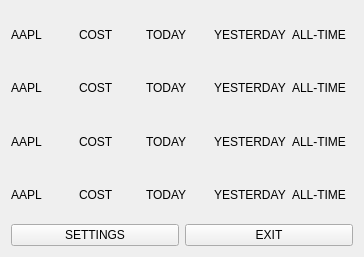
This is trayiconwidget.ui in qernt/TradernetWidget as Qt 5 draws it before an edit. The edited form follows.
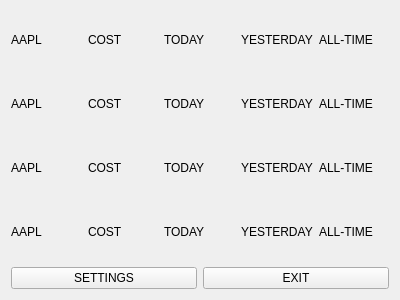
This is the edited form.

```diff
--- a/trayiconwidget.ui
+++ b/trayiconwidget.ui
@@ -6,53 +6,14 @@
    <rect>
     <x>0</x>
     <y>0</y>
-    <width>364</width>
-    <height>257</height>
+    <width>400</width>
+    <height>300</height>
    </rect>
   </property>
   <property name="windowTitle">
    <string>Form</string>
   </property>
   <layout class="QVBoxLayout" name="verticalLayout">
-   <item>
-    <layout class="QHBoxLayout" name="horizontalLayout_2">
-     <item>
-      <widget class="QLabel" name="label_6">
-       <property name="text">
-        <string>AAPL</string>
-       </property>
-      </widget>
-     </item>
-     <item>
-      <widget class="QLabel" name="label_7">
-       <property name="text">
-        <string>COST</string>
-       </property>
-      </widget>
-     </item>
-     <item>
-      <widget class="QLabel" name="label_8">
-       <property name="text">
-        <string>TODAY</string>
-       </property>
-      </widget>
-     </item>
-     <item>
-      <widget class="QLabel" name="label_9">
-       <property name="text">
-        <string>YESTERDAY</string>
-       </property>
-      </widget>
-     </item>
-     <item>
-      <widget class="QLabel" name="label_10">
-       <property name="text">
-        <string>ALL-TIME</string>
-       </property>
-      </widget>
-     </item>
-    </layout>
-   </item>
    <item>
     <layout class="QHBoxLayout" name="horizontalLayout">
      <item>
@@ -92,45 +53,6 @@
      </item>
     </layout>
    </item>
-   <item>
-    <layout class="QHBoxLayout" name="horizontalLayout_4">
-     <item>
-      <widget class="QLabel" name="label_16">
-       <property name="text">
-        <string>AAPL</string>
-       </property>
-      </widget>
-     </item>
-     <item>
-      <widget class="QLabel" name="label_17">
-       <property name="text">
-        <string>COST</string>
-       </property>
-      </widget>
-     </item>
-     <item>
-      <widget class="QLabel" name="label_18">
-       <property name="text">
-        <string>TODAY</string>
-       </property>
-      </widget>
-     </item>
-     <item>
-      <widget class="QLabel" name="label_19">
-       <property name="text">
-        <string>YESTERDAY</string>
-       </property>
-      </widget>
-     </item>
-     <item>
-      <widget class="QLabel" name="label_20">
-       <property name="text">
-        <string>ALL-TIME</string>
-       </property>
-      </widget>
-     </item>
-    </layout>
-   </item>
    <item>
     <layout class="QHBoxLayout" name="horizontalLayout_3">
      <item>
@@ -170,6 +92,84 @@
      </item>
     </layout>
    </item>
+   <item>
+    <layout class="QHBoxLayout" name="horizontalLayout_4">
+     <item>
+      <widget class="QLabel" name="label_16">
+       <property name="text">
+        <string>AAPL</string>
+       </property>
+      </widget>
+     </item>
+     <item>
+      <widget class="QLabel" name="label_17">
+       <property name="text">
+        <string>COST</string>
+       </property>
+      </widget>
+     </item>
+     <item>
+      <widget class="QLabel" name="label_18">
+       <property name="text">
+        <string>TODAY</string>
+       </property>
+      </widget>
+     </item>
+     <item>
+      <widget class="QLabel" name="label_19">
+       <property name="text">
+        <string>YESTERDAY</string>
+       </property>
+      </widget>
+     </item>
+     <item>
+      <widget class="QLabel" name="label_20">
+       <property name="text">
+        <string>ALL-TIME</string>
+       </property>
+      </widget>
+     </item>
+    </layout>
+   </item>
+   <item>
+    <layout class="QHBoxLayout" name="horizontalLayout_2">
+     <item>
+      <widget class="QLabel" name="label_6">
+       <property name="text">
+        <string>AAPL</string>
+       </property>
+      </widget>
+     </item>
+     <item>
+      <widget class="QLabel" name="label_7">
+       <property name="text">
+        <string>COST</string>
+       </property>
+      </widget>
+     </item>
+     <item>
+      <widget class="QLabel" name="label_8">
+       <property name="text">
+        <string>TODAY</string>
+       </property>
+      </widget>
+     </item>
+     <item>
+      <widget class="QLabel" name="label_9">
+       <property name="text">
+        <string>YESTERDAY</string>
+       </property>
+      </widget>
+     </item>
+     <item>
+      <widget class="QLabel" name="label_10">
+       <property name="text">
+        <string>ALL-TIME</string>
+       </property>
+      </widget>
+     </item>
+    </layout>
+   </item>
    <item>
     <layout class="QHBoxLayout" name="horizontalLayout_5">
      <item>
```
Left out of the diff: 4 changed lines with no effect on the pictures.
